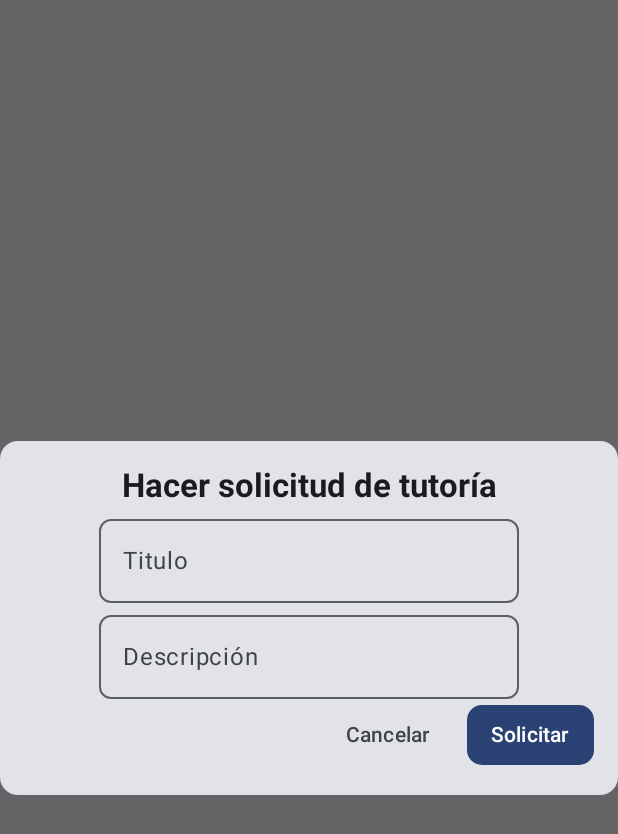
After one commit to Madold/LambdaApp, an Android app built with Jetpack Compose: the composable TutoringRequestDialog shown on its own in the app's theme, on a phone screen of 412 x 824 dp. The commit adds this screen. Shown: the top 834 px of the screen. Run offline under Robolectric (Android 15) with nearby library versions, the phone set to English and light mode, and no system bars; 1 statement that could not run was skipped.

Commit message:
Added tutoring request dialog

```diff
--- a/app/build.gradle.kts
+++ b/app/build.gradle.kts
@@ -75,6 +75,7 @@ dependencies {
     implementation(libs.com.google.firebase.storage)
     implementation(libs.app.cash.sqldelight.android.driver)
     implementation(libs.app.cash.sqldelight.coroutines.extensions)
+    implementation(libs.io.coil.kt.coil.compose)
 
     //Test implementations
     testImplementation(libs.junit)
--- a/app/src/main/java/com/markusw/lambda/MainActivity.kt
+++ b/app/src/main/java/com/markusw/lambda/MainActivity.kt
@@ -77,7 +77,8 @@ class MainActivity : ComponentActivity() {
                         val state by viewModel.state.collectAsStateWithLifecycle()
 
                         HomeScreen(
-                            state = state
+                            state = state,
+                            onEvent = viewModel::onEvent
                         )
                     }
 
--- a/app/src/main/java/com/markusw/lambda/core/presentation/components/SmallButton.kt
+++ b/app/src/main/java/com/markusw/lambda/core/presentation/components/SmallButton.kt
@@ -2,6 +2,8 @@ package com.markusw.lambda.core.presentation.components
 
 import androidx.compose.foundation.layout.PaddingValues
 import androidx.compose.foundation.layout.RowScope
+import androidx.compose.material3.ButtonColors
+import androidx.compose.material3.ButtonDefaults
 import androidx.compose.material3.Text
 import androidx.compose.runtime.Composable
 import androidx.compose.ui.Modifier
@@ -12,14 +14,16 @@ import androidx.compose.ui.unit.dp
 fun SmallButton(
     onClick: () -> Unit,
     modifier: Modifier = Modifier,
-    content: @Composable RowScope.() -> Unit
+    colors: ButtonColors = ButtonDefaults.buttonColors(),
+    content: @Composable RowScope.() -> Unit,
 ) {
 
     Button(
         onClick = onClick,
         modifier = modifier,
         content = content,
-        contentPadding = PaddingValues(horizontal = 16.dp, vertical = 8.dp)
+        contentPadding = PaddingValues(horizontal = 16.dp, vertical = 8.dp),
+        colors = colors
     )
 
 }
--- a/app/src/main/java/com/markusw/lambda/home/presentation/HomeState.kt
+++ b/app/src/main/java/com/markusw/lambda/home/presentation/HomeState.kt
@@ -3,5 +3,11 @@ package com.markusw.lambda.home.presentation
 import com.markusw.lambda.core.domain.model.User
 
 data class HomeState(
-    val users: List<User> = emptyList()
+    val users: List<User> = emptyList(),
+    val isRequestTutoringDialogVisible: Boolean = false,
+    val mentoringTitle: String = "",
+    val mentoringDescription: String = "",
+    val mentoringCoverUrl: String = "",
+    val mentoringPrice: Long = 0,
+    val donationAmount: Long = 0
 )
--- /dev/null
+++ b/app/src/main/java/com/markusw/lambda/home/presentation/components/TutoringRequestDialog.kt
@@ -0,0 +1,118 @@
+package com.markusw.lambda.home.presentation.components
+
+import androidx.compose.foundation.layout.Arrangement
+import androidx.compose.foundation.layout.Column
+import androidx.compose.foundation.layout.Row
+import androidx.compose.foundation.layout.Spacer
+import androidx.compose.foundation.layout.fillMaxWidth
+import androidx.compose.foundation.layout.padding
+import androidx.compose.foundation.layout.width
+import androidx.compose.foundation.rememberScrollState
+import androidx.compose.foundation.verticalScroll
+import androidx.compose.material3.ButtonDefaults
+import androidx.compose.material3.Card
+import androidx.compose.material3.MaterialTheme
+import androidx.compose.material3.Text
+import androidx.compose.runtime.Composable
+import androidx.compose.ui.Alignment
+import androidx.compose.ui.Modifier
+import androidx.compose.ui.text.font.FontWeight
+import androidx.compose.ui.unit.dp
+import androidx.compose.ui.window.Dialog
+import com.markusw.lambda.core.presentation.components.SmallButton
+import com.markusw.lambda.core.presentation.components.TextField
+import com.markusw.lambda.home.presentation.HomeEvent
+import com.markusw.lambda.home.presentation.HomeState
+
+@Composable
+fun TutoringRequestDialog(
+    state: HomeState,
+    onEvent: (HomeEvent) -> Unit
+) {
+
+//    val imagePickerLauncher = rememberLauncherForActivityResult(
+//        contract = ActivityResultContracts.PickVisualMedia(),
+//        onResult = { coverUri ->
+//            onEvent(HomeEvent.ChangeMentoringCoverUrl(coverUri.toString()))
+//        }
+//    )
+
+    Dialog(onDismissRequest = {
+        onEvent(HomeEvent.ChangeRequestTutoringDialogVisibility(false))
+    }) {
+
+        Card {
+            Column(
+                modifier = Modifier
+                    .verticalScroll(rememberScrollState())
+                    .fillMaxWidth()
+                    .padding(16.dp),
+                horizontalAlignment = Alignment.CenterHorizontally
+            ) {
+
+                Text(
+                    text = "Hacer solicitud de tutoría",
+                    style = MaterialTheme.typography.titleLarge.copy(fontWeight = FontWeight.Bold)
+                )
+
+                TextField(
+                    value = state.mentoringTitle,
+                    onValueChange = { onEvent(HomeEvent.ChangeMentoringTitle(it)) },
+                    label = {
+                        Text(text = "Titulo")
+                    }
+                )
+                TextField(
+                    value = state.mentoringDescription,
+                    onValueChange = { onEvent(HomeEvent.ChangeMentoringDescription(it)) },
+                    label = {
+                        Text(text = "Descripción")
+                    }
+                )
+
+//                SmallButton(onClick = { imagePickerLauncher.launch(PickVisualMediaRequest(ActivityResultContracts.PickVisualMedia.ImageOnly)) }) {
+//                    Text(text = "Escojer portada")
+//                }
+//
+//                AsyncImage(
+//                    model = Uri.parse(state.mentoringCoverUrl),
+//                    contentDescription = null,
+//                    modifier = Modifier
+//                        .fillMaxWidth()
+//                        .clip(RoundedCornerShape(10.dp))
+//                    ,
+//                    contentScale = ContentScale.FillWidth,
+//                    error = painterResource(id = R.drawable.pick_image),
+//                )
+
+                Row(
+                    modifier = Modifier.fillMaxWidth(),
+                    horizontalArrangement = Arrangement.End,
+                    verticalAlignment = Alignment.CenterVertically
+                ) {
+                    SmallButton(
+                        onClick = {
+                            onEvent(
+                                HomeEvent.ChangeRequestTutoringDialogVisibility(
+                                    false
+                                )
+                            )
+                        },
+                        colors = ButtonDefaults.outlinedButtonColors()
+                    ) {
+                        Text(text = "Cancelar")
+                    }
+
+                    Spacer(modifier = Modifier.width(8.dp))
+
+                    SmallButton(onClick = { onEvent(HomeEvent.CreateMentoringRequest) }) {
+                        Text(text = "Solicitar")
+                    }
+                }
+
+            }
+        }
+
+    }
+
+}
--- a/gradle/libs.versions.toml
+++ b/gradle/libs.versions.toml
@@ -18,6 +18,7 @@ stream = "0.5.8"
 serialization = "1.6.3"
 playServicesAuth = "20.4.1"
 sqlDelight = "2.0.1"
+coil = "2.6.0"
 
 [libraries]
 androidx-core-ktx = { group = "androidx.core", name = "core-ktx", version.ref = "coreKtx" }
@@ -50,6 +51,7 @@ com-google-firebase-firestore = { group = "com.google.firebase", name = "firebas
 com-google-firebase-storage = { group = "com.google.firebase", name = "firebase-storage" }
 app-cash-sqldelight-android-driver = { module = "app.cash.sqldelight:android-driver", version.ref = "sqlDelight" }
 app-cash-sqldelight-coroutines-extensions = { module = "app.cash.sqldelight:coroutines-extensions", version.ref = "sqlDelight" }
+io-coil-kt-coil-compose = { module = "io.coil-kt:coil-compose", version.ref = "coil" }
 
 [plugins]
 android-application = { id = "com.android.application", version.ref = "agp" }
```
Also changed, not shown: app/src/main/java/com/markusw/lambda/core/domain/model/Donation.kt (added, +7 -0 lines), app/src/main/java/com/markusw/lambda/core/domain/model/Mentoring.kt (added, +14 -0 lines), app/src/main/java/com/markusw/lambda/home/presentation/HomeEvent.kt (added, +12 -0 lines), app/src/main/java/com/markusw/lambda/home/presentation/HomeScreen.kt (+36 -46 lines), app/src/main/java/com/markusw/lambda/home/presentation/HomeViewModel.kt (+51 -0 lines), app/src/main/java/com/markusw/lambda/home/presentation/views/LiveTutorialsView.kt (added, +65 -0 lines), app/src/main/java/com/markusw/lambda/home/presentation/views/TutoringRequestsView.kt (added, +57 -0 lines), app/src/main/res/drawable/pick_image.webp (added).
